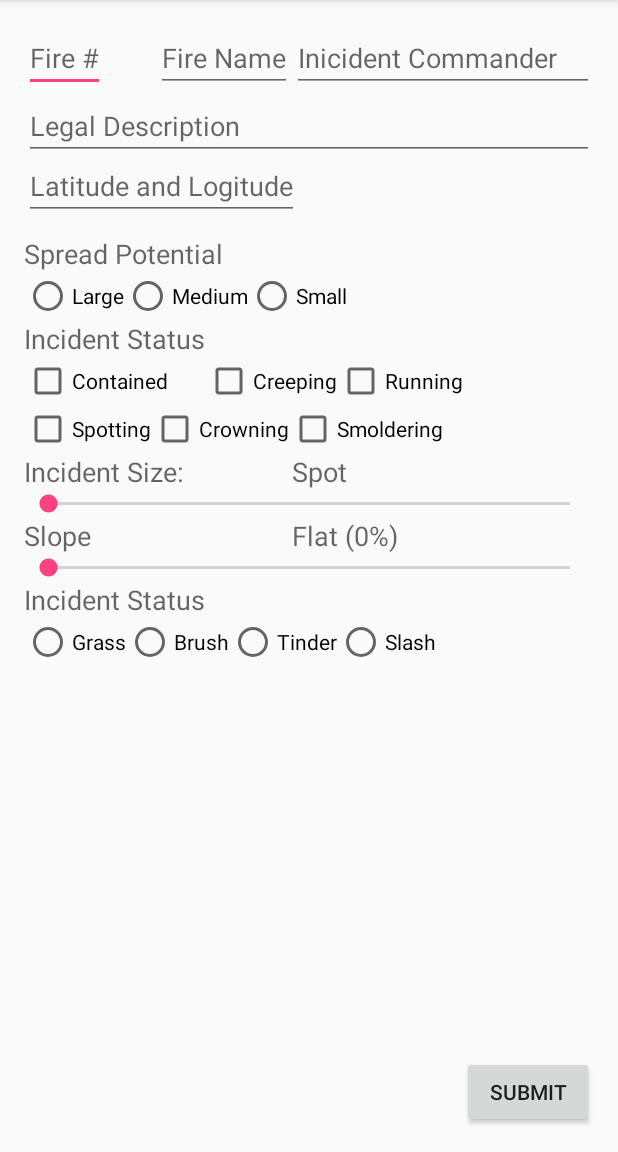
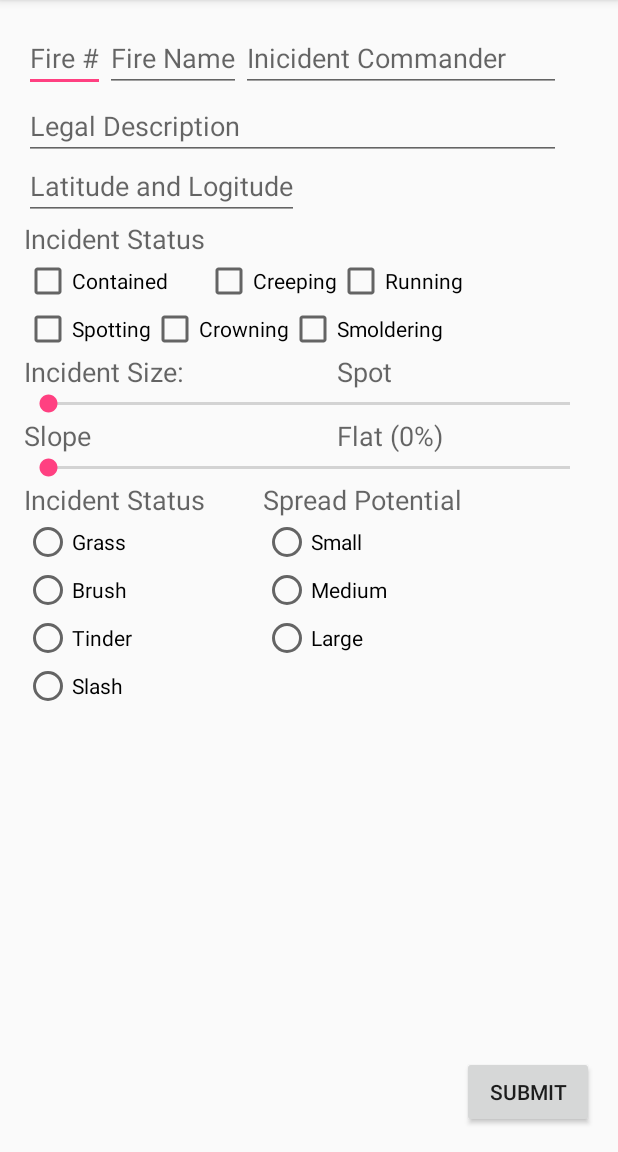
Before and after one commit to brandonsov/ODF-Firefighter-Sizeup, an Android app: the screen it shows after launch (MainActivity), in the side drawer, after a tap on "Send", on a phone screen of 412 x 824 dp, the part 84-1236 px from its top. Run offline under Robolectric (Android 15) with nearby library versions, the phone set to English and light mode, and no system bars.

Commit message:
Added radio groups in content_main

```diff
--- a/app/build.gradle
+++ b/app/build.gradle
@@ -2,7 +2,7 @@ apply plugin: 'com.android.application'
 
 android {
     compileSdkVersion 24
-    buildToolsVersion "24.0.1"
+    buildToolsVersion '24.0.2'
 
     defaultConfig {
         applicationId "com.firefightergarrett.odffirefightersizeup"
@@ -20,7 +20,7 @@ android {
 }
 
 dependencies {
-    compile fileTree(dir: 'libs', include: ['*.jar'])
+    compile fileTree(include: ['*.jar'], dir: 'libs')
     testCompile 'junit:junit:4.12'
     compile 'com.android.support:appcompat-v7:24.2.0'
     compile 'com.android.support:design:24.2.0'
--- a/app/src/main/java/com/firefightergarrett/odffirefightersizeup/MainActivity.java
+++ b/app/src/main/java/com/firefightergarrett/odffirefightersizeup/MainActivity.java
@@ -20,6 +20,7 @@ public class MainActivity extends AppCompatActivity
     protected void onCreate(Bundle savedInstanceState) {
         super.onCreate(savedInstanceState);
         setContentView(R.layout.activity_main);
+
         Toolbar toolbar = (Toolbar) findViewById(R.id.toolbar);
         setSupportActionBar(toolbar);
 
@@ -69,19 +70,21 @@ public class MainActivity extends AppCompatActivity
     @Override
     public boolean onNavigationItemSelected(MenuItem item) {
         // Handle navigation view item clicks here.
-        int id = item.getItemId();
 
-        if (id == R.id.nav_camera) {
-            // Handle the camera action
-        } else if (id == R.id.nav_gallery) {
+        switch (item.getItemId()) {
+            case R.id.nav_camera:
+                // Handle the camera action
 
-        } else if (id == R.id.nav_slideshow) {
+            case R.id.nav_gallery:
+                // Handle the gallery action
 
-        } else if (id == R.id.nav_manage) {
+            case R.id.nav_slideshow:
 
-        } else if (id == R.id.nav_share) {
+            case R.id.nav_manage:
 
-        } else if (id == R.id.nav_send) {
+            case R.id.nav_share:
+
+            case R.id.nav_send:
 
         }
 
--- a/app/src/main/res/layout/content_main.xml
+++ b/app/src/main/res/layout/content_main.xml
@@ -39,10 +39,9 @@
         android:layout_height="wrap_content"
         android:id="@+id/etFireName"
         android:hint="Fire Name"
-        android:layout_alignParentTop="true"
+        android:layout_alignTop="@+id/etFireNumber"
         android:layout_toRightOf="@+id/etFireNumber"
-        android:layout_toLeftOf="@+id/tvSizeProgress"
-        android:layout_toStartOf="@+id/tvSizeProgress" />
+        android:layout_toEndOf="@+id/etFireNumber" />
 
     <EditText
         android:layout_width="wrap_content"
@@ -71,37 +70,9 @@
         android:textAppearance="?android:attr/textAppearanceMedium"
         android:text="Spread Potential"
         android:id="@+id/tvSpread"
-        android:layout_below="@+id/etLatLon"
-        android:layout_alignParentLeft="true"
-        android:layout_alignParentStart="true"
-        android:layout_marginTop="10dp"/>
-
-    <RadioButton
-        android:layout_width="wrap_content"
-        android:layout_height="wrap_content"
-        android:text="Large"
-        android:id="@+id/rbLgSpread"
-        android:layout_below="@+id/tvSpread"
-        android:layout_alignParentLeft="true"
-        android:layout_alignParentStart="true" />
-
-    <RadioButton
-        android:layout_width="wrap_content"
-        android:layout_height="wrap_content"
-        android:text="Medium"
-        android:id="@+id/rbMedSpread"
-        android:layout_alignTop="@+id/rbLgSpread"
-        android:layout_toRightOf="@+id/rbLgSpread"
-        android:layout_toEndOf="@+id/rbLgSpread" />
-
-    <RadioButton
-        android:layout_width="wrap_content"
-        android:layout_height="wrap_content"
-        android:text="Small"
-        android:id="@+id/rbSmSpread"
-        android:layout_alignTop="@+id/rbMedSpread"
-        android:layout_toRightOf="@+id/rbMedSpread"
-        android:layout_toEndOf="@+id/rbMedSpread" />
+        android:layout_below="@+id/seekBar"
+        android:layout_toLeftOf="@+id/bSubmit"
+        android:layout_toStartOf="@+id/bSubmit" />
 
     <TextView
         android:layout_width="wrap_content"
@@ -109,7 +80,7 @@
         android:textAppearance="?android:attr/textAppearanceMedium"
         android:text="Incident Status"
         android:id="@+id/tvIncidentStatus"
-        android:layout_below="@+id/rbLgSpread"
+        android:layout_below="@+id/etLatLon"
         android:layout_alignParentLeft="true"
         android:layout_alignParentStart="true" />
 
@@ -192,10 +163,10 @@
         android:layout_height="wrap_content"
         android:textAppearance="?android:attr/textAppearanceMedium"
         android:id="@+id/tvSizeProgress"
-        android:layout_below="@+id/cbIncidentSpot"
-        android:layout_alignRight="@+id/rbSmSpread"
-        android:layout_alignEnd="@+id/rbSmSpread"
-        android:text="Spot" />
+        android:text="Spot"
+        android:layout_below="@+id/cbIncidentSmold"
+        android:layout_toRightOf="@+id/cbIncidentCreep"
+        android:layout_toEndOf="@+id/cbIncidentCreep" />
 
     <TextView
         android:layout_width="wrap_content"
@@ -237,6 +208,24 @@
         android:layout_alignParentLeft="true"
         android:layout_alignParentStart="true" />
 
+    <Button
+        android:layout_width="wrap_content"
+        android:layout_height="wrap_content"
+        android:text="Submit"
+        android:id="@+id/bSubmit"
+        android:layout_alignParentBottom="true"
+        android:layout_alignRight="@+id/seekBar"
+        android:layout_alignEnd="@+id/seekBar" />
+
+    <RadioGroup
+        android:layout_width="match_parent"
+        android:layout_height="match_parent"
+        android:layout_below="@+id/textView2"
+        android:layout_alignParentLeft="true"
+        android:layout_alignParentStart="true"
+        android:layout_alignRight="@+id/textView2"
+        android:layout_alignEnd="@+id/textView2">
+
         <RadioButton
             android:layout_width="wrap_content"
             android:layout_height="wrap_content"
@@ -272,14 +261,44 @@
             android:layout_alignTop="@+id/rbStatusTinder"
             android:layout_toRightOf="@+id/rbStatusTinder"
             android:layout_toEndOf="@+id/rbStatusTinder" />
+    </RadioGroup>
 
-    <Button
+    <RadioGroup
+        android:layout_width="match_parent"
+        android:layout_height="match_parent"
+        android:layout_below="@+id/tvSpread"
+        android:layout_alignLeft="@+id/tvSpread"
+        android:layout_alignStart="@+id/tvSpread"
+        android:layout_alignRight="@+id/tvSpread"
+        android:layout_alignEnd="@+id/tvSlopeProgress">
+
+        <RadioButton
             android:layout_width="wrap_content"
             android:layout_height="wrap_content"
-        android:text="Submit"
-        android:id="@+id/bSubmit"
-        android:layout_alignParentBottom="true"
-        android:layout_alignRight="@+id/seekBar"
-        android:layout_alignEnd="@+id/seekBar" />
+            android:text="Small"
+            android:id="@+id/rbSmSpread"
+            android:layout_alignTop="@+id/rbMedSpread"
+            android:layout_toRightOf="@+id/rbMedSpread"
+            android:layout_toEndOf="@+id/rbMedSpread" />
+
+        <RadioButton
+            android:layout_width="wrap_content"
+            android:layout_height="wrap_content"
+            android:text="Medium"
+            android:id="@+id/rbMedSpread"
+            android:layout_alignTop="@+id/rbLgSpread"
+            android:layout_toRightOf="@+id/rbLgSpread"
+            android:layout_toEndOf="@+id/rbLgSpread" />
+
+        <RadioButton
+            android:layout_width="wrap_content"
+            android:layout_height="wrap_content"
+            android:text="Large"
+            android:id="@+id/rbLgSpread"
+            android:layout_below="@+id/tvSpread"
+            android:layout_toRightOf="@+id/etLatLon"
+            android:layout_toEndOf="@+id/etLatLon" />
+
+    </RadioGroup>
 
 </RelativeLayout>
```
Lines whose indentation alone changed are shown as unchanged.
